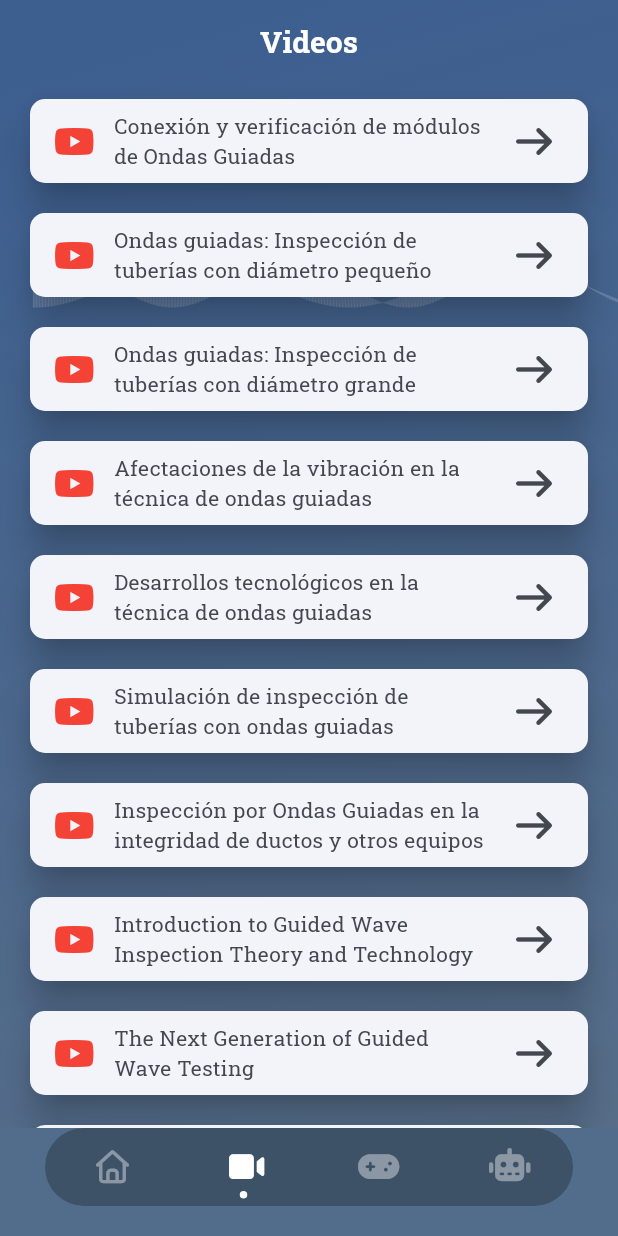
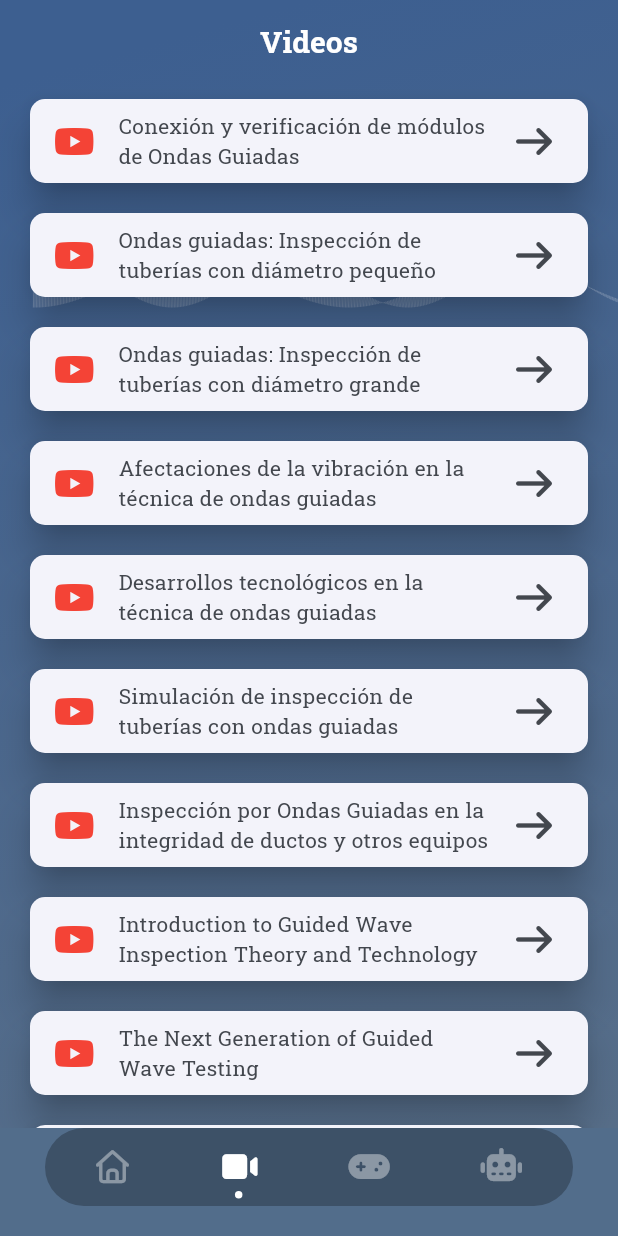
Before and after one commit to juandpt03/ndt_app, a Flutter app: the screen it shows after launch, item 2 of the bottom bar chosen, on a phone screen of 412 x 824 dp. Run offline on Flutter 3.47's test engine with Material 3 defaults, Android fonts, the phone set to English and light mode, and no system bars; drawn by our look-alikes of dot_navigation_bar; our stand-ins replace animate_do, carousel_slider, dash_chat_2, device_preview, flutter_dotenv, flutter_riverpod and 7 more; missing offline and left inert: chat_gpt_sdk, fluid_dialog.

Commit message:
chore: update dependencies and version in pubspec.yaml
- Bump version to 1.0.3+8
- Upgrade animate_do to ^5.1.0
- Upgrade flutter_dotenv to ^6.0.1
- Upgrade flutter_launcher_icons to ^0.14.4
- Upgrade flutter_riverpod to ^2.6.1
- Upgrade font_awesome_flutter to ^11.0.0
- Upgrade go_router to ^17.3.0
- Upgrade google_fonts to ^8.2.0
- Upgrade custom_lint to ^0.7.6
- Upgrade flutter_lints to ^6.0.0
- Upgrade riverpod_lint to ^2.6.1

```diff
--- a/lib/features/home/domain/entities/content.dart
+++ b/lib/features/home/domain/entities/content.dart
@@ -12,7 +12,7 @@ class Content {
     required this.description,
     required this.image,
   });
-  toJson() => {
+  Map<String, String> toJson() => {
         'title': title,
         'description': description,
         'image': image,
--- a/lib/features/home/presentation/widgets/home/custom_bottom_navigationbar.dart
+++ b/lib/features/home/presentation/widgets/home/custom_bottom_navigationbar.dart
@@ -29,7 +29,7 @@ class CustomBottomNavigationBar extends ConsumerWidget {
         items: [
           /// Home
           DotNavigationBarItem(
-            icon: const Icon(
+            icon: const FaIcon(
               FontAwesomeIcons.house,
               size: 22,
             ),
@@ -37,7 +37,7 @@ class CustomBottomNavigationBar extends ConsumerWidget {
 
           /// Likes
           DotNavigationBarItem(
-            icon: const Icon(
+            icon: const FaIcon(
               FontAwesomeIcons.video,
               size: 22,
             ),
@@ -45,7 +45,7 @@ class CustomBottomNavigationBar extends ConsumerWidget {
 
           /// Search
           DotNavigationBarItem(
-            icon: const Icon(
+            icon: const FaIcon(
               FontAwesomeIcons.gamepad,
               size: 22,
             ),
@@ -53,7 +53,7 @@ class CustomBottomNavigationBar extends ConsumerWidget {
 
           /// Profile
           DotNavigationBarItem(
-            icon: const Icon(
+            icon: const FaIcon(
               FontAwesomeIcons.robot,
               size: 22,
             ),
--- a/lib/features/videos/presentation/screens/video/videos_screen.dart
+++ b/lib/features/videos/presentation/screens/video/videos_screen.dart
@@ -52,11 +52,11 @@ class VideosScreen extends ConsumerWidget {
                       shape: RoundedRectangleBorder(
                         borderRadius: BorderRadius.circular(10),
                       ),
-                      leading: const Icon(
+                      leading: const FaIcon(
                         FontAwesomeIcons.youtube,
                         color: Colors.red,
                       ),
-                      trailing: const Icon(FontAwesomeIcons.arrowRight),
+                      trailing: const FaIcon(FontAwesomeIcons.arrowRight),
                       subtitle: Text(videos[index].name),
                       onTap: () {
                         showDialog(
```
Also changed, not shown: pubspec.yaml (+11 -11 lines), pubspec.lock, 13 other files.
